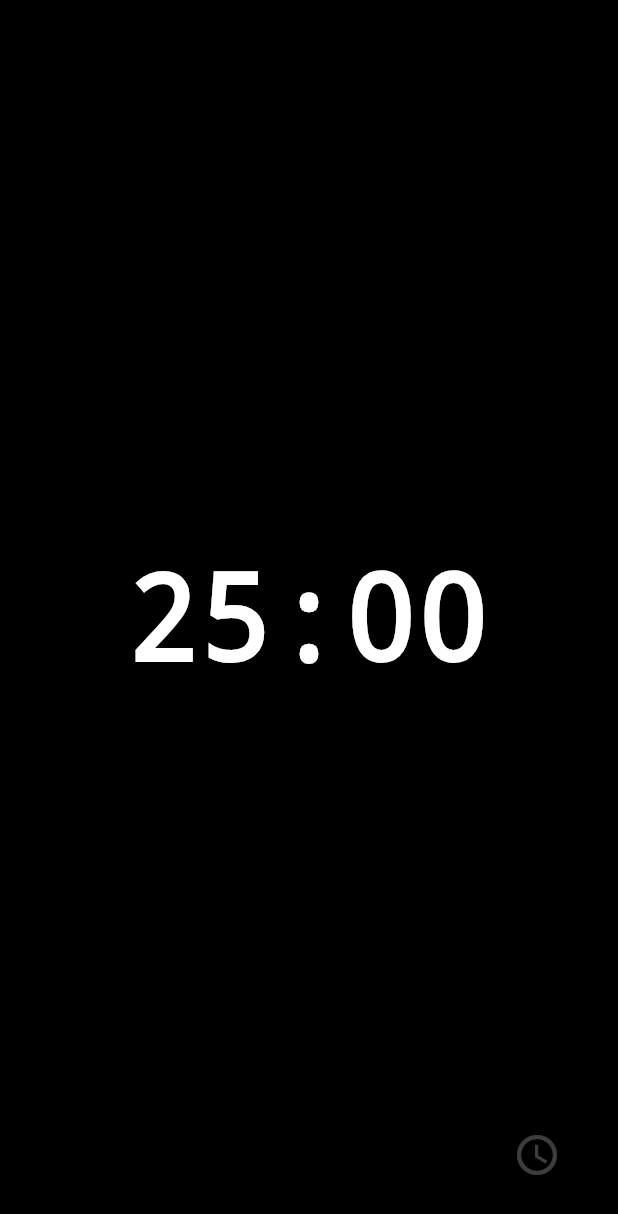
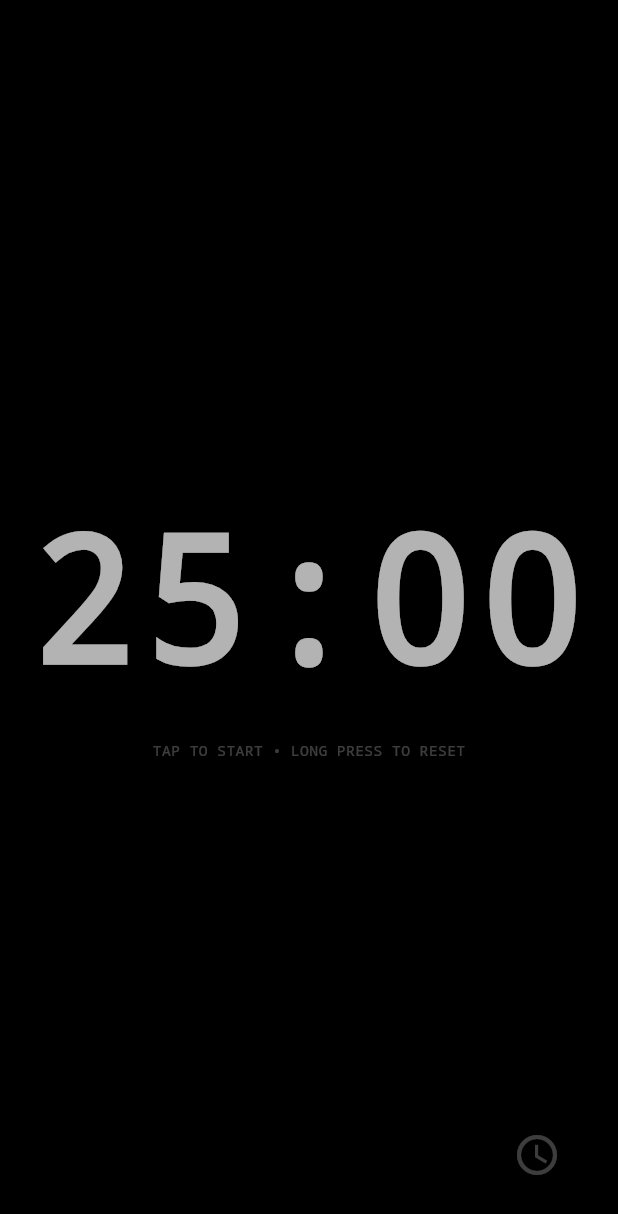
Before and after one commit to ShaijoGeorge/letscooktogether, a Flutter app: the screen it shows after launch, after a tap on the "timer" icon, on a phone screen of 412 x 824 dp. Shown: the top 1214 px of the screen. Run offline on Flutter 3.47's test engine with Material 3 defaults, Android fonts, the phone set to English and light mode, and no system bars; our stand-ins replace wakelock_plus.

Commit message:
style: polish UI layout and add date display

```diff
--- a/lib/main.dart
+++ b/lib/main.dart
@@ -6,7 +6,10 @@ import 'package:wakelock_plus/wakelock_plus.dart';
 
 void main() {
   WidgetsFlutterBinding.ensureInitialized();
+
+  // Enforce full screen immersive mode
   SystemChrome.setEnabledSystemUIMode(SystemUiMode.immersiveSticky);
+
   runApp(const FocusClockApp());
 }
 
@@ -56,6 +59,7 @@ class _ClockScreenState extends State<ClockScreen> with WidgetsBindingObserver {
     super.initState();
     WidgetsBinding.instance.addObserver(this);
     WakelockPlus.enable();
+
     _timeTimer = Timer.periodic(const Duration(seconds: 1), (timer) {
       setState(() {
         _currentTime = DateTime.now();
@@ -80,6 +84,8 @@ class _ClockScreenState extends State<ClockScreen> with WidgetsBindingObserver {
     }
   }
 
+  // --- Logic Helpers ---
+
   void _toggleFormat() {
     setState(() {
       _is24HourFormat = !_is24HourFormat;
@@ -88,9 +94,15 @@ class _ClockScreenState extends State<ClockScreen> with WidgetsBindingObserver {
 
   void _toggleMode() {
     setState(() {
-      _currentMode = (_currentMode == AppMode.clock) ? AppMode.pomodoro : AppMode.clock;
+      if (_currentMode == AppMode.clock) {
+        _currentMode = AppMode.pomodoro;
+      } else {
+        _currentMode = AppMode.clock;
+      }
     });
   }
+
+  // --- Pomodoro Logic ---
 
   void _togglePomodoro() {
     if (_isPomodoroRunning) {
@@ -108,6 +120,7 @@ class _ClockScreenState extends State<ClockScreen> with WidgetsBindingObserver {
             _remainingSeconds--;
           });
         } else {
+          // Timer finished
           _pomodoroTimer?.cancel();
           setState(() {
             _isPomodoroRunning = false;
@@ -126,8 +139,11 @@ class _ClockScreenState extends State<ClockScreen> with WidgetsBindingObserver {
     });
   }
 
+  // --- UI Helpers ---
+
   String _getFormattedTime() {
-    return DateFormat(_is24HourFormat ? 'HH:mm:ss' : 'h:mm:ss a').format(_currentTime);
+    return DateFormat(_is24HourFormat ? 'HH:mm:ss' : 'h:mm:ss a')
+        .format(_currentTime);
   }
 
   String _getPomodoroTime() {
@@ -142,6 +158,11 @@ class _ClockScreenState extends State<ClockScreen> with WidgetsBindingObserver {
         ? _getFormattedTime()
         : _getPomodoroTime();
 
+    Color textColor = Colors.white;
+    if (_currentMode == AppMode.pomodoro && !_isPomodoroRunning) {
+      textColor = Colors.white70;
+    }
+
     return Scaffold(
       backgroundColor: Colors.black,
       body: GestureDetector(
@@ -154,33 +175,75 @@ class _ClockScreenState extends State<ClockScreen> with WidgetsBindingObserver {
           }
         },
         onLongPress: () {
-          if (_currentMode == AppMode.pomodoro) _resetPomodoro();
+          if (_currentMode == AppMode.pomodoro) {
+            _resetPomodoro();
+          }
         },
         child: Stack(
           children: [
+            // Centered Time Display with FittedBox for Landscape support
             Center(
-              child: Text(
-                displayString,
-                style: const TextStyle(
-                  fontSize: 80,
-                  fontWeight: FontWeight.bold,
-                  color: Colors.white,
-                  fontFamily: 'Courier',
+              child: FittedBox(
+                fit: BoxFit.contain,
+                child: Padding(
+                  padding: const EdgeInsets.symmetric(horizontal: 20.0),
+                  child: Column(
+                    mainAxisAlignment: MainAxisAlignment.center,
+                    children: [
+                      Text(
+                        displayString,
+                        style: TextStyle(
+                          fontSize: 120,
+                          fontWeight: FontWeight.bold,
+                          color: textColor,
+                          fontFamily: 'Courier',
+                          letterSpacing: 4.0,
+                        ),
+                      ),
+                      if (_currentMode == AppMode.pomodoro && !_isPomodoroRunning)
+                         const Padding(
+                           padding: EdgeInsets.only(top: 8.0),
+                           child: Text(
+                            "TAP TO START • LONG PRESS TO RESET",
+                            style: TextStyle(color: Colors.white24, fontSize: 10),
+                           ),
+                         ),
+                    ],
+                  ),
                 ),
               ),
             ),
+
+            // Mode Toggle Button (Bottom Right)
             Positioned(
               bottom: 30,
               right: 30,
               child: IconButton(
                 onPressed: _toggleMode,
                 icon: Icon(
-                  _currentMode == AppMode.clock ? Icons.timer_outlined : Icons.access_time,
+                  _currentMode == AppMode.clock
+                      ? Icons.timer_outlined
+                      : Icons.access_time,
                   color: Colors.white24,
                   size: 32,
                 ),
               ),
             ),
+
+            // Date Display (Bottom Left - Clock Mode Only)
+            if (_currentMode == AppMode.clock)
+              Positioned(
+                bottom: 40,
+                left: 40,
+                child: Text(
+                  DateFormat('EEEE, MMM d').format(_currentTime).toUpperCase(),
+                  style: const TextStyle(
+                    color: Colors.white24,
+                    fontSize: 16,
+                    fontFamily: 'Courier',
+                  ),
+                ),
+              ),
           ],
         ),
       ),
```
